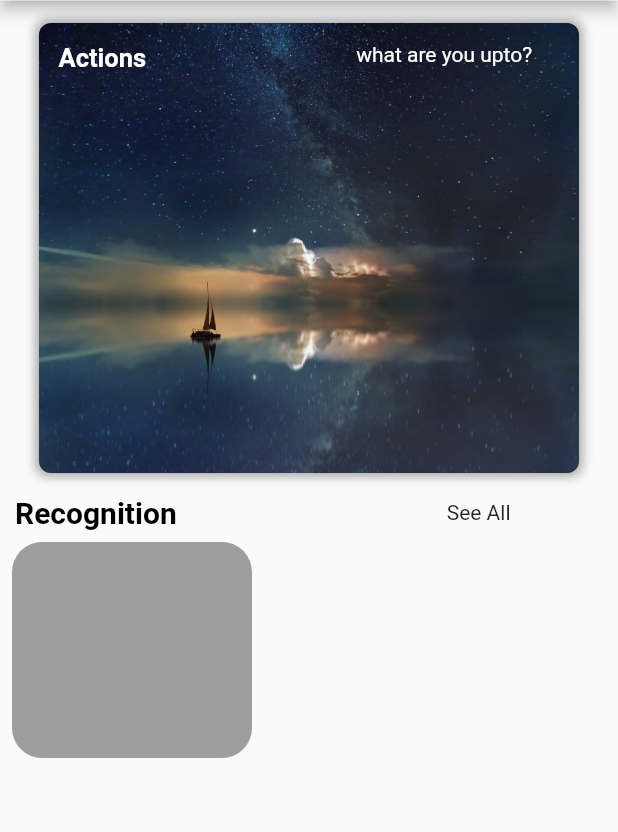
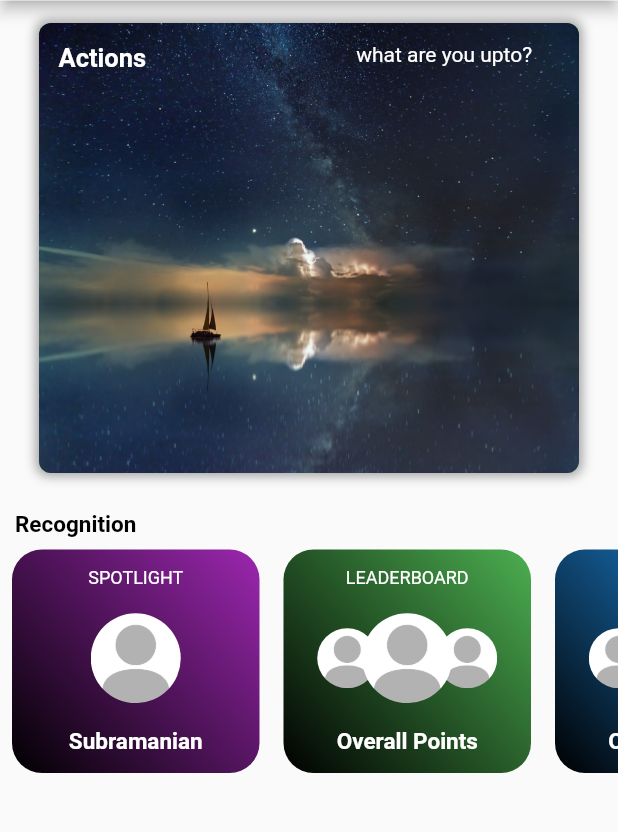
Before and after one commit to Subramanian-Augusta/FluttterSkylab2, a Flutter app: the ActivityWallpage screen opened directly, on a phone screen of 412 x 824 dp, the part 82-914 px from its top. Run offline on Flutter 3.47's test engine with Material 2 defaults, Android fonts, the light colour scheme and no system bars.

Commit message:
today changes
Recognition in activitywall

```diff
--- a/lib/Activitywall.dart
+++ b/lib/Activitywall.dart
@@ -82,6 +82,9 @@
               ),
             ),
           ),
+          SizedBox(
+            height: 10,
+          ),
           Padding(
             padding: EdgeInsets.symmetric(horizontal: 10),
             child: Row(
@@ -90,32 +93,134 @@
                   Text(
                     "Recognition",
                     style: TextStyle(
-                        fontSize: 20,
+                        fontSize: 15,
                         fontWeight: FontWeight.bold,
                         color: Colors.black),
                   ),
-                  SizedBox(width: 180),
-                  Text("See All")
+                  Spacer()
                 ]),
           ),
           Container(
-              height: 160,
+              height: 165,
               child: ListView(
                 scrollDirection: Axis.horizontal,
                 children: [
-                  Padding(
-                    padding: const EdgeInsets.all(8.0),
-                    child: InkWell(
-                      child: Container(
-                        width: 160,
-                        decoration: BoxDecoration(
-                            borderRadius: BorderRadius.circular(20),
-                            color: Colors.grey),
-                      ),
-                    ),
-                  )
+                  Recognitioncontainer(
+                      Title1: "SPOTLIGHT",
+                      Title2: "Subramanian",
+                      Color1: Colors.black,
+                      Color2: Colors.purple),
+                  Recognitioncontainer(
+                      Title1: "LEADERBOARD",
+                      Title2: "Overall Points",
+                      Color1: Colors.black,
+                      Color2: Colors.green),
+                  Recognitioncontainer(
+                      Title1: "lEADERBOARD",
+                      Title2: "Overall Points",
+                      Color1: Colors.black,
+                      Color2: Colors.blue),
+                  Recognitioncontainer(
+                      Title1: "lEADERBOARD",
+                      Title2: "Most Likes",
+                      Color1: Colors.black,
+                      Color2: Colors.yellow),
                 ],
               ))
         ]));
   }
 }
+
+class Recognitioncontainer extends StatelessWidget {
+  final String? Title1;
+  final String? Title2;
+  final Color? Color1;
+  final Color? Color2;
+  const Recognitioncontainer(
+      {super.key,
+      required this.Title1,
+      required this.Title2,
+      required this.Color1,
+      required this.Color2});
+
+  @override
+  Widget build(BuildContext context) {
+    return Padding(
+      padding: const EdgeInsets.all(8.0),
+      child: InkWell(
+        child: Container(
+            width: 165,
+            decoration: BoxDecoration(
+                gradient: LinearGradient(
+                  begin: Alignment.bottomLeft,
+                  end: Alignment.topRight,
+                  colors: [
+                    Color1!,
+                    Color2!,
+                  ],
+                ),
+                borderRadius: BorderRadius.circular(20),
+                color: Colors.grey),
+            child: Padding(
+              padding: const EdgeInsets.all(12.0),
+              child: Column(
+                  mainAxisAlignment: MainAxisAlignment.start,
+                  children: <Widget>[
+                    Text(
+                      Title1!,
+                      style: TextStyle(color: Colors.white, fontSize: 12),
+                    ),
+                    Spacer(),
+                    if (Title2 != "Subramanian") ...[
+                      Stack(
+                        alignment: Alignment.center,
+                        children: <Widget>[
+                          Row(
+                              mainAxisAlignment: MainAxisAlignment.center,
+                              children: <Widget>[
+                                ClipOval(
+                                    child: Image.asset(
+                                  'assets/images/profileimage1.jpeg',
+                                  width: 40,
+                                  height: 40,
+                                )),
+                                SizedBox(
+                                  width: 40,
+                                ),
+                                ClipOval(
+                                    child: Image.asset(
+                                  'assets/images/profileimage1.jpeg',
+                                  width: 40,
+                                  height: 40,
+                                )),
+                              ]),
+                          ClipOval(
+                              child: Image.asset(
+                            'assets/images/profileimage1.jpeg',
+                            width: 60,
+                            height: 60,
+                          )),
+                        ],
+                      ),
+                    ] else ...[
+                      ClipOval(
+                          child: Image.asset(
+                        'assets/images/profileimage1.jpeg',
+                        width: 60,
+                        height: 60,
+                      )),
+                    ],
+                    Spacer(),
+                    Text(
+                      Title2!,
+                      style: TextStyle(
+                          color: Colors.white,
+                          fontSize: 15,
+                          fontWeight: FontWeight.bold),
+                    ),
+                  ]),
+            )),
+      ),
+    );
+  }
+}
--- a/lib/Profile.dart
+++ b/lib/Profile.dart
@@ -229,12 +229,12 @@
               SizedBox(
                 height: 3,
               ),
-              // Text(streak!,
-              //     style: TextStyle(
-              //       fontSize: 12,
-              //       fontWeight: FontWeight.bold,
-              //       color: Colors.grey,
-              //     ))
+              Text(streak!,
+                  style: TextStyle(
+                    fontSize: 12,
+                    fontWeight: FontWeight.bold,
+                    color: Colors.grey,
+                  ))
             ],
           ),
         ),
```
